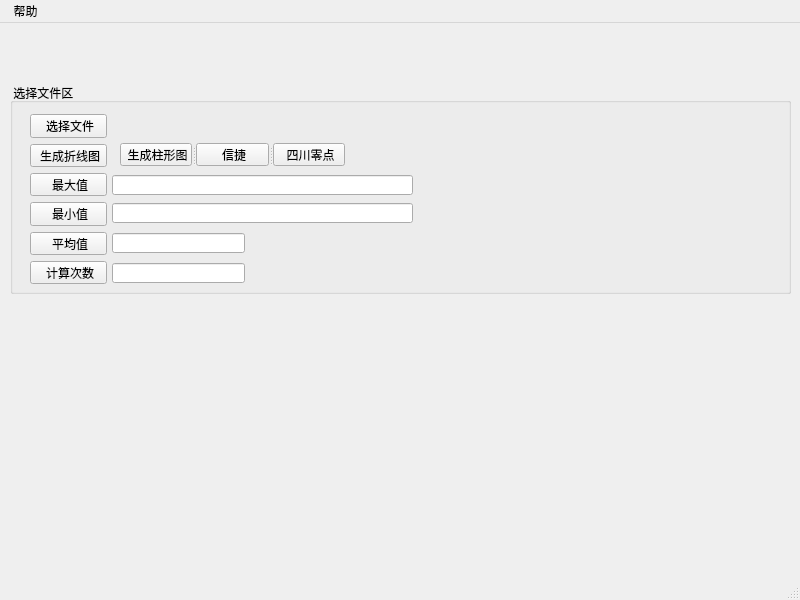
Qt form windowpage.ui (15351707819/excel) before a commit.
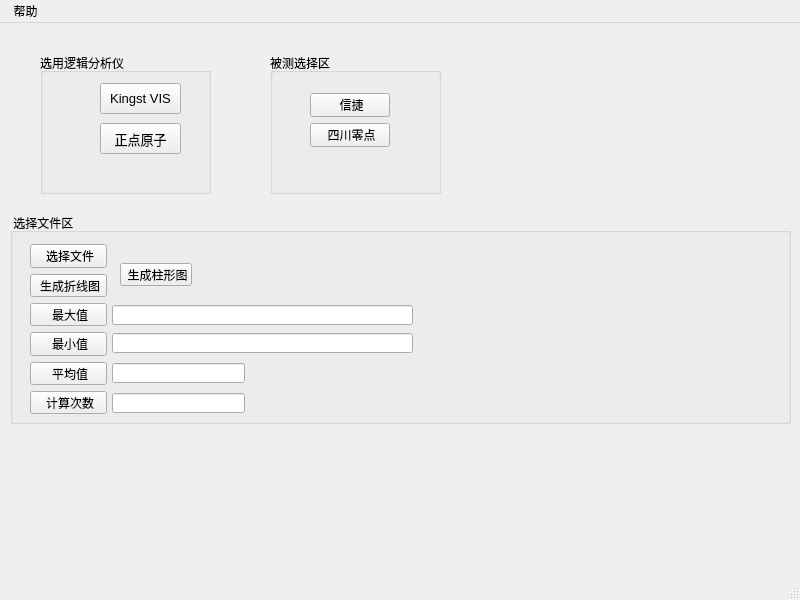
The same form after that commit.

Commit message: 增加使用正点原子的程序，这里的测试通道是第二个通道

Patch:
```diff
--- a/windowpage.ui
+++ b/windowpage.ui
@@ -18,7 +18,7 @@
     <property name="geometry">
      <rect>
       <x>10</x>
-      <y>60</y>
+      <y>190</y>
       <width>781</width>
       <height>211</height>
      </rect>
@@ -145,19 +145,15 @@
       </rect>
      </property>
     </widget>
-    <widget class="QSplitter" name="splitter">
+    <widget class="QPushButton" name="pushButton_3">
      <property name="geometry">
       <rect>
        <x>110</x>
-       <y>60</y>
-       <width>225</width>
+       <y>50</y>
+       <width>72</width>
        <height>23</height>
       </rect>
      </property>
-     <property name="orientation">
-      <enum>Qt::Horizontal</enum>
-     </property>
-     <widget class="QPushButton" name="pushButton_3">
       <property name="text">
        <string> 生成柱形图</string>
       </property>
@@ -165,6 +161,79 @@
        <bool>false</bool>
       </property>
      </widget>
+   </widget>
+   <widget class="QGroupBox" name="groupBox_2">
+    <property name="geometry">
+     <rect>
+      <x>40</x>
+      <y>30</y>
+      <width>171</width>
+      <height>141</height>
+     </rect>
+    </property>
+    <property name="title">
+     <string>选用逻辑分析仪</string>
+    </property>
+    <widget class="QPushButton" name="KVIS">
+     <property name="geometry">
+      <rect>
+       <x>60</x>
+       <y>30</y>
+       <width>81</width>
+       <height>31</height>
+      </rect>
+     </property>
+     <property name="font">
+      <font>
+       <pointsize>10</pointsize>
+      </font>
+     </property>
+     <property name="text">
+      <string>Kingst VIS</string>
+     </property>
+    </widget>
+    <widget class="QPushButton" name="ZD">
+     <property name="geometry">
+      <rect>
+       <x>60</x>
+       <y>70</y>
+       <width>81</width>
+       <height>31</height>
+      </rect>
+     </property>
+     <property name="font">
+      <font>
+       <pointsize>10</pointsize>
+      </font>
+     </property>
+     <property name="text">
+      <string>正点原子</string>
+     </property>
+    </widget>
+   </widget>
+   <widget class="QGroupBox" name="groupBox_3">
+    <property name="geometry">
+     <rect>
+      <x>270</x>
+      <y>30</y>
+      <width>171</width>
+      <height>141</height>
+     </rect>
+    </property>
+    <property name="title">
+     <string>被测选择区</string>
+    </property>
+    <widget class="QWidget" name="">
+     <property name="geometry">
+      <rect>
+       <x>40</x>
+       <y>40</y>
+       <width>83</width>
+       <height>54</height>
+      </rect>
+     </property>
+     <layout class="QFormLayout" name="formLayout">
+      <item row="0" column="0">
      <widget class="QPushButton" name="xinje">
       <property name="text">
        <string> 信捷</string>
@@ -173,6 +242,8 @@
        <bool>false</bool>
       </property>
      </widget>
+      </item>
+      <item row="1" column="0">
      <widget class="QPushButton" name="sichuan">
       <property name="text">
        <string> 四川零点</string>
@@ -181,6 +252,8 @@
        <bool>false</bool>
       </property>
      </widget>
+      </item>
+     </layout>
     </widget>
    </widget>
   </widget>
```
Lines whose indentation alone changed are shown as unchanged. The commit also changes 9 other files.
